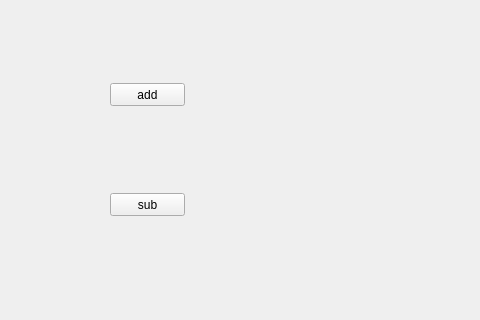
Qt form untitled1_11/widget.ui (wanhe-hash/qt) before a commit; both pictures show x 0 to 480 and y 97 to 417 of the 800 by 600 pixel window.
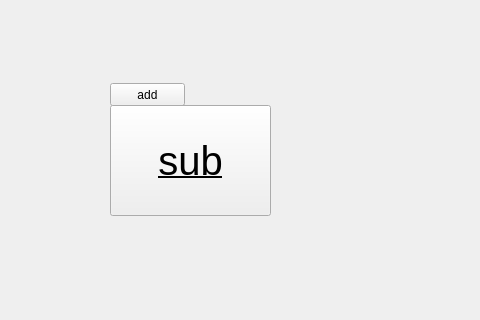
The same form after that commit.

Commit message: feat: add untitled1_12 and tweak untitled1_11/widget.ui

The edit to the form file:
```diff
--- a/untitled1_11/widget.ui
+++ b/untitled1_11/widget.ui
@@ -30,11 +30,18 @@
    <property name="geometry">
     <rect>
      <x>110</x>
-     <y>290</y>
-     <width>75</width>
-     <height>23</height>
+     <y>202</y>
+     <width>161</width>
+     <height>111</height>
     </rect>
    </property>
+   <property name="font">
+    <font>
+     <family>Arial</family>
+     <pointsize>30</pointsize>
+     <underline>true</underline>
+    </font>
+   </property>
    <property name="cursor">
     <cursorShape>OpenHandCursor</cursorShape>
    </property>
```
Left out of the diff: 2 changed lines with no effect on the pictures. The commit also changes 6 other files.
